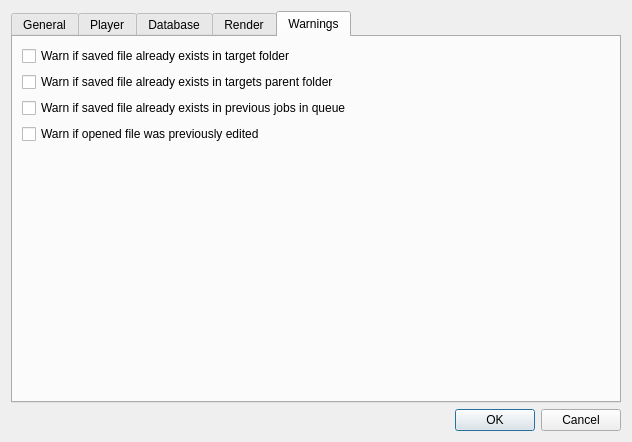
Above: gui/settings.ui from vommie/pycutxn before the change. Below: the same form after it.
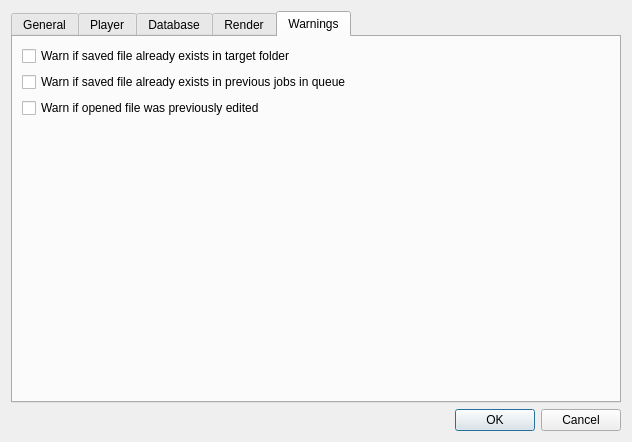
That is the form after the change.

Commit message: implement warning checkboxes in settings

```diff
--- a/gui/settings.ui
+++ b/gui/settings.ui
@@ -311,13 +311,6 @@
              </property>
             </widget>
            </item>
-           <item>
-            <widget class="QCheckBox" name="checkBoxWarnTgtParent">
-             <property name="text">
-              <string>Warn if saved file already exists in targets parent folder</string>
-             </property>
-            </widget>
-           </item>
            <item>
             <widget class="QCheckBox" name="checkBoxWarnJobQueue">
              <property name="text">
```
The commit also changes 3 other files.
